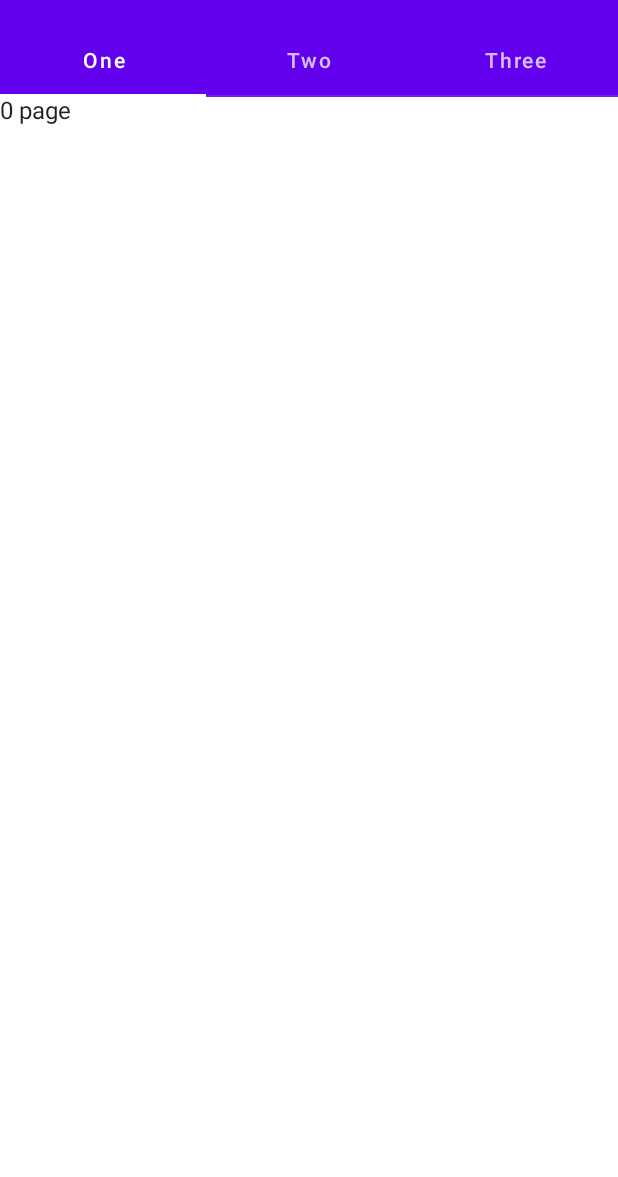
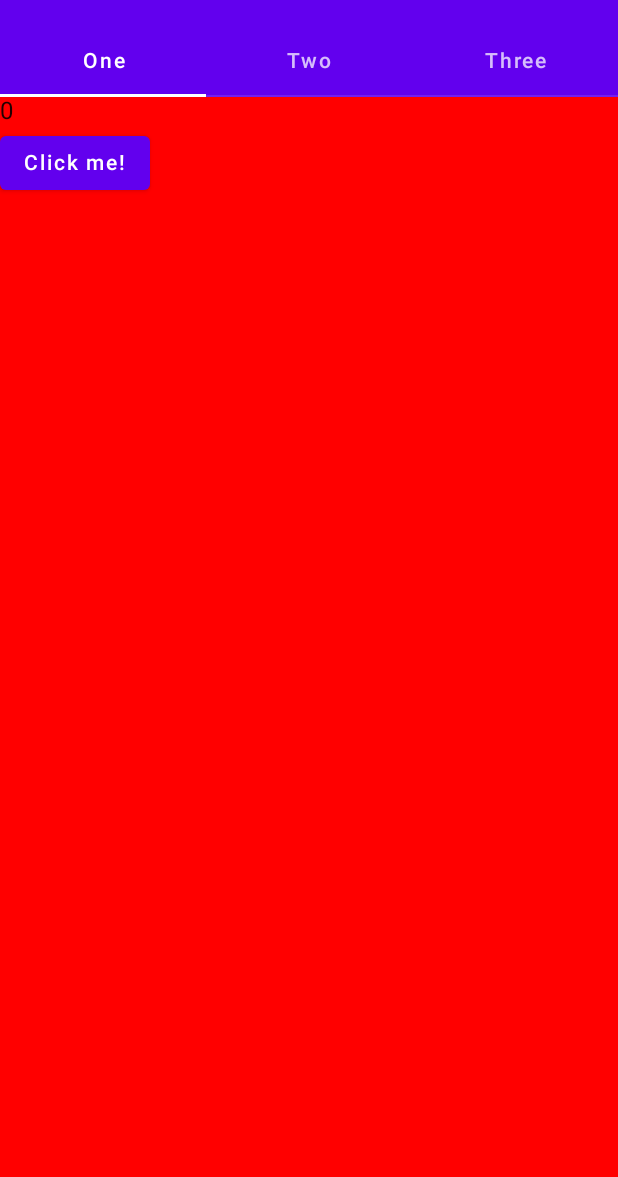
Before and after one commit to wf9a5m75/WeatherApp, an Android app built with Jetpack Compose: the screen it shows after launch (MainActivity), on a phone screen of 412 x 824 dp, the part 59-1236 px from its top. Run offline under Robolectric (Android 15) with nearby library versions, the phone set to English and light mode, and no system bars; our stand-ins replace accompanist.

Commit message:
paging first step

```diff
--- a/android/app/src/main/java/com/example/weatherapp/ui/components/AppTabs.kt
+++ b/android/app/src/main/java/com/example/weatherapp/ui/components/AppTabs.kt
@@ -1,16 +1,16 @@
 package com.example.weatherapp.ui
 
 import android.util.Log
+import androidx.compose.foundation.background
 import androidx.compose.foundation.layout.Column
 import androidx.compose.foundation.layout.fillMaxSize
+import androidx.compose.foundation.layout.fillMaxWidth
 import androidx.compose.foundation.layout.size
 import androidx.compose.foundation.lazy.LazyColumn
-import androidx.compose.material.Tab
-import androidx.compose.material.TabRow
-import androidx.compose.material.TabRowDefaults
-import androidx.compose.material.Text
+import androidx.compose.material.*
 import androidx.compose.runtime.*
 import androidx.compose.ui.Modifier
+import androidx.compose.ui.graphics.Color
 import androidx.compose.ui.unit.ExperimentalUnitApi
 import androidx.compose.ui.unit.dp
 import com.google.accompanist.pager.ExperimentalPagerApi
@@ -26,6 +26,7 @@ fun AppTabs(pages: List<Unit>) {
     val tabTitles = listOf("One", "Two", "Three")
     val pagerState = rememberPagerState()
     val coroutineScope = rememberCoroutineScope()
+    val bgColors = listOf<Color>(Color.Red, Color.Green, Color.Blue)
 
     Column {
         TabRow(
@@ -61,12 +62,20 @@ fun AppTabs(pages: List<Unit>) {
             state = pagerState
         ) {
             tabIndex ->
-                Text(
-                    "${tabIndex.toString()} page",
-                    modifier = Modifier.fillMaxSize()
-                        .size(20.dp)
-                )
 
+                Column(modifier = Modifier
+                    .fillMaxSize()
+                    .background(bgColors[tabIndex])) {
+
+                    Text(
+                        "${tabIndex.toString()} page",
+                        modifier = Modifier
+                            .size(20.dp)
+                    )
+                    Button(onClick = { /*TODO*/ }) {
+                        Text("Click me!")
+                    }
+                }
         }
     }
 }
```
